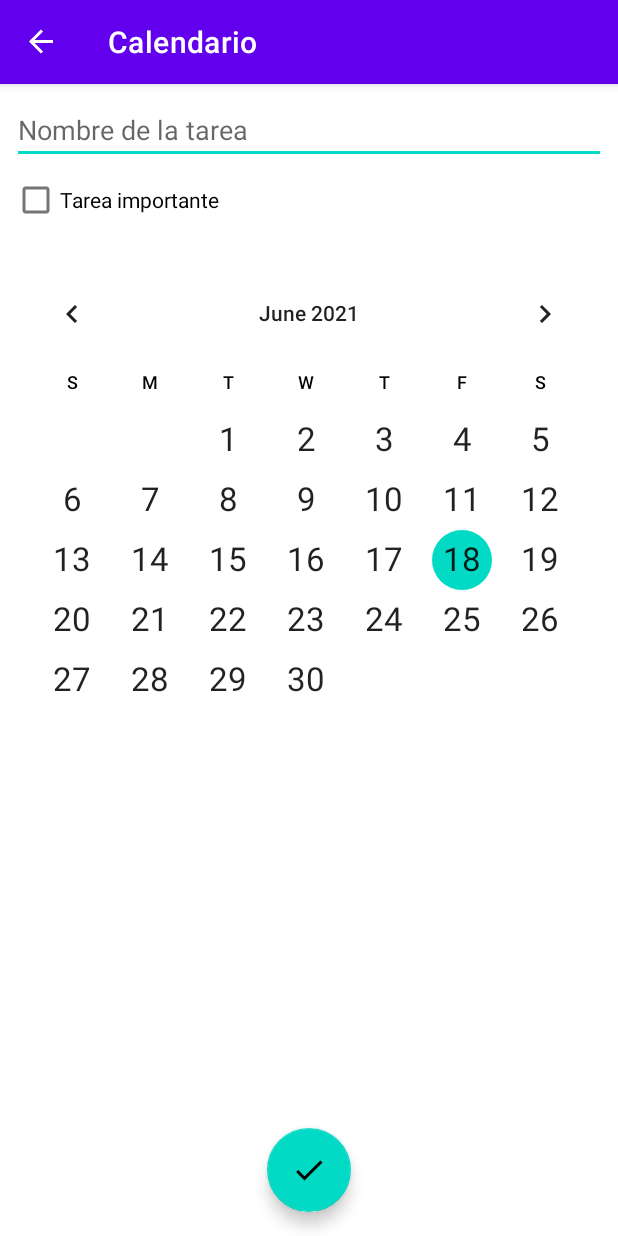
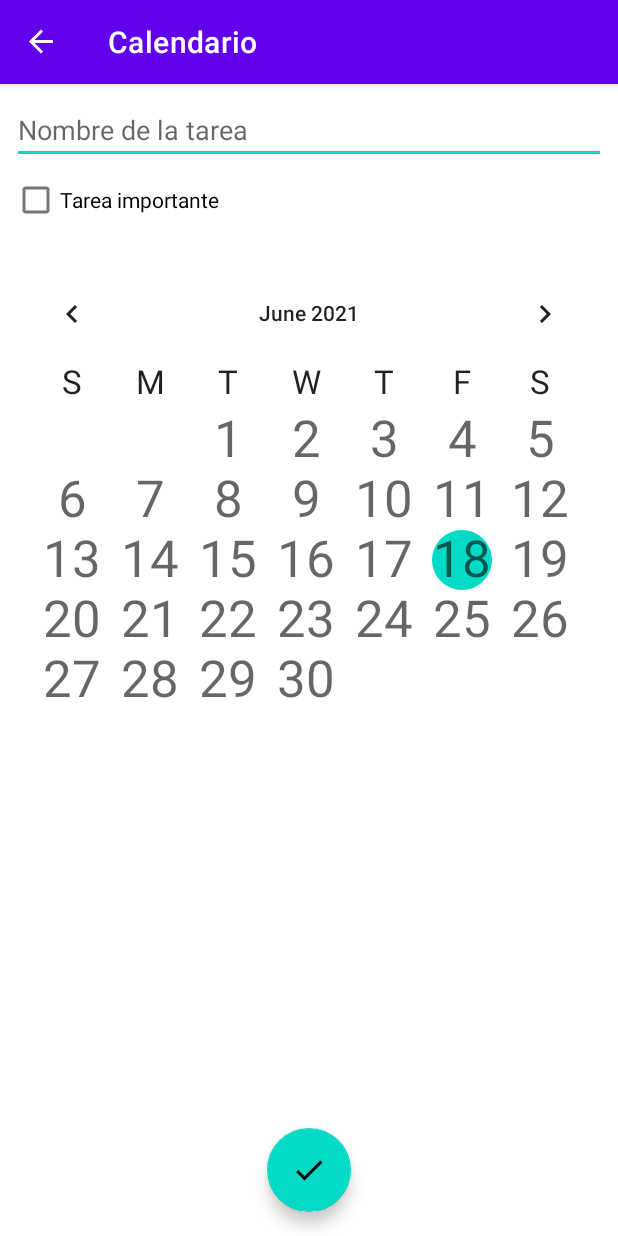
Before and after one commit to miguelcamp/ProyectoMoviles, an Android app: the fragment AgregarEditarTareaFragment placed in its activity, after a tap on "Mostrar Calendario", on a phone screen of 412 x 824 dp. Run offline under Robolectric (Android 15) with nearby library versions, the phone set to English and light mode, and no system bars; our stand-ins replace Dagger/Hilt's generated code, Room's generated code, navigation-ui; libraries missing offline, so code that uses them is left out: androidx.hilt, androidx.hilt.lifecycle; 2 statements that could not run were skipped; 3 other taps on this screen came first.

Commit message:
Fecha de Tarea

```diff
--- a/app/build.gradle
+++ b/app/build.gradle
@@ -15,8 +15,8 @@ android {
         applicationId "edu.bo.ucb.agenda"
         minSdkVersion rootProject.minSdkVersion
         targetSdkVersion rootProject.targetSdkVersion
-        versionCode 1
-        versionName "1.0"
+        versionCode 2
+        versionName "1.1"
 
         testInstrumentationRunner "androidx.test.runner.AndroidJUnitRunner"
     }
--- a/app/src/main/java/edu/bo/ucb/agenda/data/Tarea.kt
+++ b/app/src/main/java/edu/bo/ucb/agenda/data/Tarea.kt
@@ -14,6 +14,7 @@ data class Tarea(
     val importante: Boolean = false,
     val completada: Boolean = false,
     val creacion: Long = System.currentTimeMillis(),
+    val fechaLimite: String ="01/01/2021",
     @PrimaryKey(autoGenerate = true) val id: Int = 0
 ) : Parcelable {
     val fechaCreacionFormateada: String
--- a/app/src/main/java/edu/bo/ucb/agenda/ui/agregareditarTarea/AgregarEditarTareaFragment.kt
+++ b/app/src/main/java/edu/bo/ucb/agenda/ui/agregareditarTarea/AgregarEditarTareaFragment.kt
@@ -34,6 +34,9 @@ class AgregarEditarTareaFragment : Fragment(R.layout.fragment_anadir_editar_tare
             textViewFechaCreada.isVisible = viewModel.tarea != null
             textViewFechaCreada.text = "Creado: ${viewModel.tarea?.fechaCreacionFormateada}"
 
+            textViewFechaLimite.isVisible = viewModel.tarea != null
+            textViewFechaLimite.text =  viewModel.fechaLimite
+
             editTextTarea.addTextChangedListener {
                 viewModel.nombreTarea = it.toString()
             }
--- a/app/src/main/java/edu/bo/ucb/agenda/ui/agregareditarTarea/AgregarEditarTareaViewModel.kt
+++ b/app/src/main/java/edu/bo/ucb/agenda/ui/agregareditarTarea/AgregarEditarTareaViewModel.kt
@@ -33,6 +33,11 @@ class AgregarEditarTareaViewModel @ViewModelInject constructor(
             state.set("tareaImportante",value)
         }
 
+    var fechaLimite = state.get<String>("fechaLimite") ?: tarea?.fechaLimite ?:""
+        set(value){
+            field = value
+            state.set("fechaLimite",value)
+        }
     private val canalEventoAgregarEditarTarea = Channel<EventoAgregarEditarTarea>()
     val eventoAgregarEditarTarea = canalEventoAgregarEditarTarea.receiveAsFlow()
 
--- a/app/src/main/res/layout/fragment_anadir_editar_tarea.xml
+++ b/app/src/main/res/layout/fragment_anadir_editar_tarea.xml
@@ -30,6 +30,12 @@
             android:layout_height="wrap_content"
             tools:text="Fecha de creacion:" />
 
+        <com.google.android.material.textview.MaterialTextView
+            android:id="@+id/text_view_fecha_limite"
+            android:layout_width="wrap_content"
+            android:layout_height="wrap_content"
+            tools:text="Fecha de Tarea:" />
+
     </androidx.appcompat.widget.LinearLayoutCompat>
 
     <com.google.android.material.floatingactionbutton.FloatingActionButton
--- a/app/src/main/res/layout/fragment_calendario.xml
+++ b/app/src/main/res/layout/fragment_calendario.xml
@@ -13,16 +13,17 @@
         android:layout_width="407dp"
         android:layout_height="529dp"
         android:clickable="false"
-        android:dateTextAppearance="@style/TextAppearance.AppCompat.Large"
-        android:selectedDateVerticalBar="@style/CalenderViewWeekCustomText"
+        android:dateTextAppearance="@style/TextAppearance.AppCompat.Display1"
         android:selectedWeekBackgroundColor="@color/teal_200"
-        android:theme="@style/CalenderViewCustom"
-        android:weekDayTextAppearance="@style/CalenderViewWeekCustomText"
+        android:weekDayTextAppearance="@style/TextAppearance.AppCompat.Large"
         android:weekSeparatorLineColor="#FAFAFA"
+
         app:layout_constraintBottom_toBottomOf="parent"
         app:layout_constraintEnd_toEndOf="parent"
         app:layout_constraintHorizontal_bias="0.491"
         app:layout_constraintStart_toStartOf="parent"
         app:layout_constraintTop_toTopOf="parent" />
 
+
+
 </androidx.constraintlayout.widget.ConstraintLayout>
```
